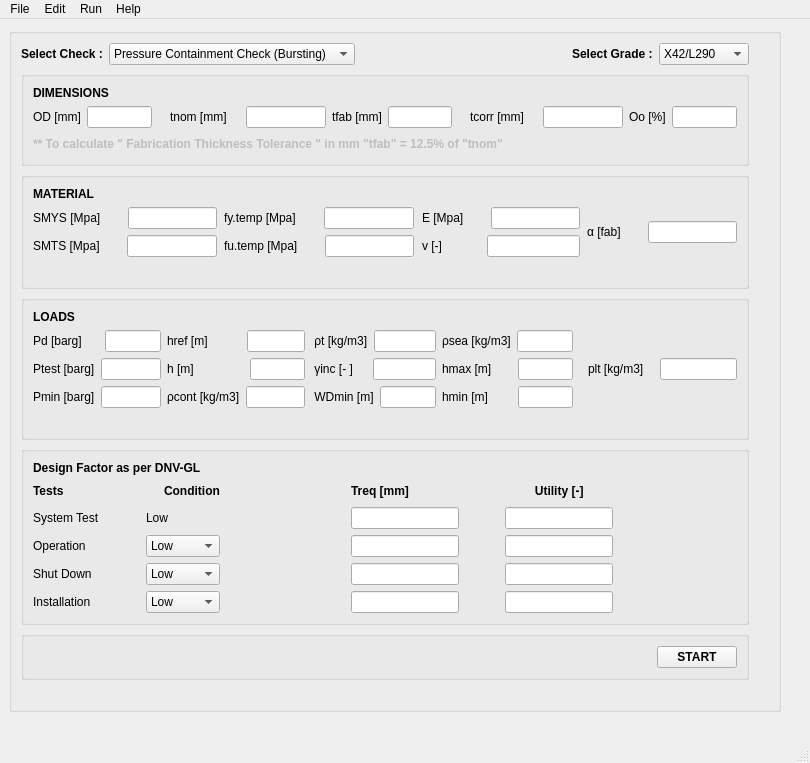
Above: pipelineWallThicknessGUI.ui from farheenkaifee/PipelineWallThickness before the change. Below: the same form after it.
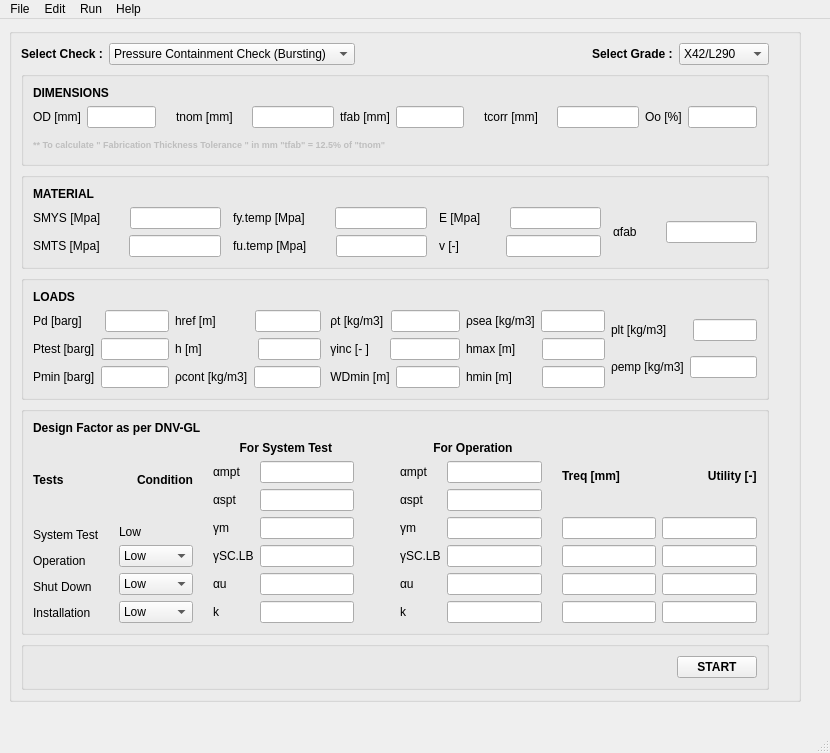
That is the form after the change. Icons and pictures are not drawn.

Commit message: QMessageBox is added to the layout

```diff
--- a/pipelineWallThicknessGUI.ui
+++ b/pipelineWallThicknessGUI.ui
@@ -6,8 +6,8 @@
    <rect>
     <x>0</x>
     <y>0</y>
-    <width>810</width>
-    <height>754</height>
+    <width>830</width>
+    <height>725</height>
    </rect>
   </property>
   <property name="windowTitle">
@@ -95,15 +95,15 @@
          </layout>
         </widget>
        </item>
-       <item row="2" column="0">
-        <spacer name="horizontalSpacer_2">
+       <item row="0" column="1">
+        <spacer name="verticalSpacer_2">
          <property name="orientation">
-          <enum>Qt::Horizontal</enum>
+          <enum>Qt::Vertical</enum>
          </property>
          <property name="sizeHint" stdset="0">
           <size>
-           <width>40</width>
-           <height>20</height>
+           <width>20</width>
+           <height>959</height>
           </size>
          </property>
         </spacer>
@@ -474,6 +474,7 @@
               </property>
               <property name="font">
                <font>
+                <pointsize>7</pointsize>
                 <weight>75</weight>
                 <bold>true</bold>
                </font>
@@ -507,23 +508,10 @@
            <property name="flat">
             <bool>true</bool>
            </property>
+           <layout class="QGridLayout" name="gridLayout_3">
+            <item row="1" column="0">
            <layout class="QGridLayout" name="gridLayout_4">
-            <item row="2" column="0">
-             <spacer name="horizontalSpacer_4">
-              <property name="orientation">
-               <enum>Qt::Horizontal</enum>
-              </property>
-              <property name="sizeHint" stdset="0">
-               <size>
-                <width>757</width>
-                <height>20</height>
-               </size>
-              </property>
-             </spacer>
-            </item>
-            <item row="1" column="0">
-             <layout class="QHBoxLayout" name="horizontalLayout_15">
-              <item>
+              <item row="0" column="0">
                <layout class="QVBoxLayout" name="verticalLayout_2">
                 <item>
                  <layout class="QHBoxLayout" name="horizontalLayout_11">
@@ -587,7 +575,7 @@
                 </item>
                </layout>
               </item>
-              <item>
+              <item row="0" column="1">
                <spacer name="horizontalSpacer_17">
                 <property name="orientation">
                  <enum>Qt::Horizontal</enum>
@@ -600,7 +588,7 @@
                 </property>
                </spacer>
               </item>
-              <item>
+              <item row="0" column="2">
                <layout class="QVBoxLayout" name="verticalLayout_3">
                 <item>
                  <layout class="QHBoxLayout" name="horizontalLayout_10">
@@ -664,7 +652,7 @@
                 </item>
                </layout>
               </item>
-              <item>
+              <item row="0" column="3">
                <spacer name="horizontalSpacer_18">
                 <property name="orientation">
                  <enum>Qt::Horizontal</enum>
@@ -677,7 +665,7 @@
                 </property>
                </spacer>
               </item>
-              <item>
+              <item row="0" column="4">
                <layout class="QVBoxLayout" name="verticalLayout_4">
                 <item>
                  <layout class="QHBoxLayout" name="horizontalLayout_12">
@@ -741,7 +729,7 @@
                 </item>
                </layout>
               </item>
-              <item>
+              <item row="0" column="5">
                <spacer name="horizontalSpacer_19">
                 <property name="orientation">
                  <enum>Qt::Horizontal</enum>
@@ -754,20 +742,22 @@
                 </property>
                </spacer>
               </item>
+              <item row="0" column="6">
+               <layout class="QVBoxLayout" name="verticalLayout_14">
               <item>
-               <layout class="QHBoxLayout" name="horizontalLayout_14">
+                 <layout class="QHBoxLayout" name="horizontalLayout_39">
                 <item>
-                 <widget class="QLabel" name="alphaFab_label">
+                   <widget class="QLabel" name="alpha_fab_label">
                   <property name="styleSheet">
                    <string notr="true">selection-background-color: rgb(32, 47, 255);</string>
                   </property>
                   <property name="text">
-                   <string>α [fab]</string>
+                     <string>αfab</string>
                   </property>
                  </widget>
                 </item>
                 <item>
-                 <spacer name="horizontalSpacer_46">
+                   <spacer name="horizontalSpacer_53">
                   <property name="orientation">
                    <enum>Qt::Horizontal</enum>
                   </property>
@@ -780,7 +770,9 @@
                  </spacer>
                 </item>
                 <item>
-                 <widget class="QLineEdit" name="alphaFab_lineEdit"/>
+                   <widget class="QLineEdit" name="alpha_fab_lineEdit"/>
+                  </item>
+                 </layout>
                 </item>
                </layout>
               </item>
@@ -810,7 +802,7 @@
            <property name="flat">
             <bool>true</bool>
            </property>
-           <layout class="QGridLayout" name="gridLayout_5">
+           <layout class="QGridLayout" name="gridLayout_9">
             <item row="0" column="0">
              <widget class="QLabel" name="label_5">
               <property name="font">
@@ -825,8 +817,72 @@
              </widget>
             </item>
             <item row="1" column="0">
-             <layout class="QHBoxLayout" name="horizontalLayout_32">
+             <layout class="QGridLayout" name="gridLayout_5">
+              <item row="0" column="8">
+               <layout class="QVBoxLayout" name="verticalLayout_13">
               <item>
+                 <layout class="QHBoxLayout" name="horizontalLayout">
+                  <item>
+                   <widget class="QLabel" name="plt_label">
+                    <property name="styleSheet">
+                     <string notr="true">selection-background-color: rgb(32, 47, 255);</string>
+                    </property>
+                    <property name="text">
+                     <string>plt [kg/m3]      </string>
+                    </property>
+                   </widget>
+                  </item>
+                  <item>
+                   <spacer name="horizontalSpacer_39">
+                    <property name="orientation">
+                     <enum>Qt::Horizontal</enum>
+                    </property>
+                    <property name="sizeHint" stdset="0">
+                     <size>
+                      <width>40</width>
+                      <height>20</height>
+                     </size>
+                    </property>
+                   </spacer>
+                  </item>
+                  <item>
+                   <widget class="QLineEdit" name="plt_lineEdit"/>
+                  </item>
+                 </layout>
+                </item>
+                <item>
+                 <layout class="QHBoxLayout" name="horizontalLayout_41">
+                  <item>
+                   <widget class="QLabel" name="emptyState_label_2">
+                    <property name="styleSheet">
+                     <string notr="true">selection-background-color: rgb(32, 47, 255);</string>
+                    </property>
+                    <property name="text">
+                     <string>ρemp [kg/m3]</string>
+                    </property>
+                   </widget>
+                  </item>
+                  <item>
+                   <spacer name="horizontalSpacer_55">
+                    <property name="orientation">
+                     <enum>Qt::Horizontal</enum>
+                    </property>
+                    <property name="sizeHint" stdset="0">
+                     <size>
+                      <width>40</width>
+                      <height>20</height>
+                     </size>
+                    </property>
+                   </spacer>
+                  </item>
+                  <item>
+                   <widget class="QLineEdit" name="emptyState_lineEdit_2"/>
+                  </item>
+                 </layout>
+                </item>
+               </layout>
+              </item>
+              <item row="0" column="0">
                <layout class="QVBoxLayout" name="verticalLayout_5">
                 <item>
                  <layout class="QHBoxLayout" name="horizontalLayout_18">
@@ -920,7 +976,33 @@
                 </item>
                </layout>
               </item>
-              <item>
+              <item row="0" column="3">
+               <spacer name="horizontalSpacer_21">
+                <property name="orientation">
+                 <enum>Qt::Horizontal</enum>
+                </property>
+                <property name="sizeHint" stdset="0">
+                 <size>
+                  <width>40</width>
+                  <height>20</height>
+                 </size>
+                </property>
+               </spacer>
+              </item>
+              <item row="0" column="5">
+               <spacer name="horizontalSpacer_22">
+                <property name="orientation">
+                 <enum>Qt::Horizontal</enum>
+                </property>
+                <property name="sizeHint" stdset="0">
+                 <size>
+                  <width>40</width>
+                  <height>20</height>
+                 </size>
+                </property>
+               </spacer>
+              </item>
+              <item row="0" column="1">
                <spacer name="horizontalSpacer_20">
                 <property name="orientation">
                  <enum>Qt::Horizontal</enum>
@@ -933,7 +1015,101 @@
                 </property>
                </spacer>
               </item>
+              <item row="0" column="6">
+               <layout class="QVBoxLayout" name="verticalLayout_8">
               <item>
+                 <layout class="QHBoxLayout" name="horizontalLayout_22">
+                  <item>
+                   <widget class="QLabel" name="rho_sea_label">
+                    <property name="styleSheet">
+                     <string notr="true">selection-background-color: rgb(32, 47, 255);</string>
+                    </property>
+                    <property name="text">
+                     <string>ρsea [kg/m3]</string>
+                    </property>
+                   </widget>
+                  </item>
+                  <item>
+                   <spacer name="horizontalSpacer_36">
+                    <property name="orientation">
+                     <enum>Qt::Horizontal</enum>
+                    </property>
+                    <property name="sizeHint" stdset="0">
+                     <size>
+                      <width>40</width>
+                      <height>20</height>
+                     </size>
+                    </property>
+                   </spacer>
+                  </item>
+                  <item>
+                   <widget class="QLineEdit" name="rho_sea_lineEdit"/>
+                  </item>
+                 </layout>
+                </item>
+                <item>
+                 <layout class="QHBoxLayout" name="horizontalLayout_29">
+                  <item>
+                   <widget class="QLabel" name="hmax_label">
+                    <property name="styleSheet">
+                     <string notr="true">selection-background-color: rgb(32, 47, 255);</string>
+                    </property>
+                    <property name="text">
+                     <string>hmax [m]      </string>
+                    </property>
+                   </widget>
+                  </item>
+                  <item>
+                   <spacer name="horizontalSpacer_37">
+                    <property name="orientation">
+                     <enum>Qt::Horizontal</enum>
+                    </property>
+                    <property name="sizeHint" stdset="0">
+                     <size>
+                      <width>40</width>
+                      <height>20</height>
+                     </size>
+                    </property>
+                   </spacer>
+                  </item>
+                  <item>
+                   <widget class="QLineEdit" name="hmax_lineEdit"/>
+                  </item>
+                 </layout>
+                </item>
+                <item>
+                 <layout class="QHBoxLayout" name="horizontalLayout_30">
+                  <item>
+                   <widget class="QLabel" name="hmin_label">
+                    <property name="styleSheet">
+                     <string notr="true">selection-background-color: rgb(32, 47, 255);</string>
+                    </property>
+                    <property name="text">
+                     <string>hmin [m]       </string>
+                    </property>
+                   </widget>
+                  </item>
+                  <item>
+                   <spacer name="horizontalSpacer_38">
+                    <property name="orientation">
+                     <enum>Qt::Horizontal</enum>
+                    </property>
+                    <property name="sizeHint" stdset="0">
+                     <size>
+                      <width>40</width>
+                      <height>20</height>
+                     </size>
+                    </property>
+                   </spacer>
+                  </item>
+                  <item>
+                   <widget class="QLineEdit" name="hmin_lineEdit"/>
+                  </item>
+                 </layout>
+                </item>
+               </layout>
+              </item>
+              <item row="0" column="2">
                <layout class="QVBoxLayout" name="verticalLayout_6">
                 <item>
                  <layout class="QHBoxLayout" name="horizontalLayout_21">
@@ -1027,20 +1203,7 @@
                 </item>
                </layout>
               </item>
-              <item>
-               <spacer name="horizontalSpacer_21">
-                <property name="orientation">
-                 <enum>Qt::Horizontal</enum>
-                </property>
-                <property name="sizeHint" stdset="0">
-                 <size>
-                  <width>40</width>
-                  <height>20</height>
-                 </size>
-                </property>
-               </spacer>
-              </item>
-              <item>
+              <item row="0" column="4">
                <layout class="QVBoxLayout" name="verticalLayout_7">
                 <item>
                  <layout class="QHBoxLayout" name="horizontalLayout_26">
@@ -1134,116 +1297,7 @@
                 </item>
                </layout>
               </item>
-              <item>
-               <spacer name="horizontalSpacer_22">
-                <property name="orientation">
-                 <enum>Qt::Horizontal</enum>
-                </property>
-                <property name="sizeHint" stdset="0">
-                 <size>
-                  <width>40</width>
-                  <height>20</height>
-                 </size>
-                </property>
-               </spacer>
-              </item>
-              <item>
-               <layout class="QVBoxLayout" name="verticalLayout_8">
-                <item>
-                 <layout class="QHBoxLayout" name="horizontalLayout_22">
-                  <item>
-                   <widget class="QLabel" name="rho_sea_label">
-                    <property name="styleSheet">
-                     <string notr="true">selection-background-color: rgb(32, 47, 255);</string>
-                    </property>
-                    <property name="text">
-                     <string>ρsea [kg/m3]</string>
-                    </property>
-                   </widget>
-                  </item>
-                  <item>
-                   <spacer name="horizontalSpacer_36">
-                    <property name="orientation">
-                     <enum>Qt::Horizontal</enum>
-                    </property>
-                    <property name="sizeHint" stdset="0">
-                     <size>
-                      <width>40</width>
-                      <height>20</height>
-                     </size>
-                    </property>
-                   </spacer>
-                  </item>
-                  <item>
-                   <widget class="QLineEdit" name="rho_sea_lineEdit"/>
-                  </item>
-                 </layout>
-                </item>
-                <item>
-                 <layout class="QHBoxLayout" name="horizontalLayout_29">
-                  <item>
-                   <widget class="QLabel" name="hmax_label">
-                    <property name="styleSheet">
-                     <string notr="true">selection-background-color: rgb(32, 47, 255);</string>
-                    </property>
-                    <property name="text">
-                     <string>hmax [m]      </string>
-                    </property>
-                   </widget>
-                  </item>
-                  <item>
-                   <spacer name="horizontalSpacer_37">
-                    <property name="orientation">
-                     <enum>Qt::Horizontal</enum>
-                    </property>
-                    <property name="sizeHint" stdset="0">
-                     <size>
-                      <width>40</width>
-                      <height>20</height>
-                     </size>
-                    </property>
-                   </spacer>
-                  </item>
-                  <item>
-                   <widget class="QLineEdit" name="hmax_lineEdit"/>
-                  </item>
-                 </layout>
-                </item>
-                <item>
-                 <layout class="QHBoxLayout" name="horizontalLayout_30">
-                  <item>
-                   <widget class="QLabel" name="hmin_label">
-                    <property name="styleSheet">
-                     <string notr="true">selection-background-color: rgb(32, 47, 255);</string>
-                    </property>
-                    <property name="text">
-                     <string>hmin [m]       </string>
-                    </property>
-                   </widget>
-                  </item>
-                  <item>
-                   <spacer name="horizontalSpacer_38">
-                    <property name="orientation">
-                     <enum>Qt::Horizontal</enum>
-                    </property>
-                    <property name="sizeHint" stdset="0">
-                     <size>
-                      <width>40</width>
-                      <height>20</height>
-                     </size>
-                    </property>
-                   </spacer>
-                  </item>
-                  <item>
-                   <widget class="QLineEdit" name="hmin_lineEdit"/>
-                  </item>
-                 </layout>
-                </item>
-               </layout>
-              </item>
-              <item>
-               <layout class="QHBoxLayout" name="horizontalLayout_31">
-                <item>
+              <item row="0" column="7">
                  <spacer name="horizontalSpacer_23">
                   <property name="orientation">
                    <enum>Qt::Horizontal</enum>
@@ -1256,48 +1310,7 @@
                   </property>
                  </spacer>
                 </item>
-                <item>
-                 <widget class="QLabel" name="plt_label">
-                  <property name="styleSheet">
-                   <string notr="true">selection-background-color: rgb(32, 47, 255);</string>
-                  </property>
-                  <property name="text">
-                   <string>plt [kg/m3]</string>
-                  </property>
-                 </widget>
-                </item>
-                <item>
-                 <spacer name="horizontalSpacer_39">
-                  <property name="orientation">
-                   <enum>Qt::Horizontal</enum>
-                  </property>
-                  <property name="sizeHint" stdset="0">
-                   <size>
-                    <width>40</width>
-                    <height>20</height>
-                   </size>
-                  </property>
-                 </spacer>
-                </item>
-                <item>
-                 <widget class="QLineEdit" name="plt_lineEdit"/>
-                </item>
-               </layout>
-              </item>
-             </layout>
-            </item>
-            <item row="2" column="0">
-             <spacer name="horizontalSpacer_5">
-              <property name="orientation">
-               <enum>Qt::Horizontal</enum>
-              </property>
-              <property name="sizeHint" stdset="0">
-               <size>
-                <width>718</width>
-                <height>20</height>
-               </size>
-              </property>
-             </spacer>
+             </layout>
             </item>
            </layout>
           </widget>
@@ -1324,112 +1337,11 @@
               </property>
              </widget>
             </item>
-            <item row="1" column="3">
-             <layout class="QHBoxLayout" name="horizontalLayout_34">
+            <item row="1" column="0">
+             <layout class="QHBoxLayout" name="horizontalLayout_15">
               <item>
-               <widget class="QLabel" name="treq_label">
-                <property name="font">
-                 <font>
-                  <weight>75</weight>
-                  <bold>true</bold>
-                 </font>
-                </property>
-                <property name="text">
-                 <string>Treq [mm]</string>
-                </property>
-               </widget>
-              </item>
+               <layout class="QVBoxLayout" name="verticalLayout_15">
               <item>
-               <widget class="QLabel" name="utility_label">
-                <property name="font">
-                 <font>
-                  <weight>75</weight>
-                  <bold>true</bold>
-                 </font>
-                </property>
-                <property name="text">
-                 <string>               Utility [-]</string>
-                </property>
-               </widget>
-              </item>
-             </layout>
-            </item>
-            <item row="2" column="3" rowspan="2">
-             <layout class="QHBoxLayout" name="horizontalLayout_35">
-              <item>
-               <layout class="QVBoxLayout" name="verticalLayout_10">
-                <item>
-                 <widget class="QLineEdit" name="treq_label_systemTest"/>
-                </item>
-                <item>
-                 <widget class="QLineEdit" name="treq_label_operation"/>
-                </item>
-                <item>
-                 <widget class="QLineEdit" name="treq_label_shutdown"/>
-                </item>
-                <item>
-                 <widget class="QLineEdit" name="treq_label_installation"/>
-                </item>
-               </layout>
-              </item>
-              <item>
-               <spacer name="horizontalSpacer_47">
-                <property name="orientation">
-                 <enum>Qt::Horizontal</enum>
-                </property>
-                <property name="sizeHint" stdset="0">
-                 <size>
-                  <width>40</width>
-                  <height>20</height>
-                 </size>
-                </property>
-               </spacer>
-              </item>
-              <item>
-               <layout class="QVBoxLayout" name="verticalLayout_12">
-                <item>
-                 <widget class="QLineEdit" name="utility_label_systemTest"/>
-                </item>
-                <item>
-                 <widget class="QLineEdit" name="utility_label_operation"/>
-                </item>
-                <item>
-                 <widget class="QLineEdit" name="utility_label_shutdown"/>
-                </item>
-                <item>
-                 <widget class="QLineEdit" name="utility_label_installation"/>
-                </item>
-               </layout>
-              </item>
-             </layout>
-            </item>
-            <item row="3" column="2">
-             <spacer name="horizontalSpacer_26">
-              <property name="orientation">
-               <enum>Qt::Horizontal</enum>
-              </property>
-              <property name="sizeHint" stdset="0">
-               <size>
-                <width>103</width>
-                <height>45</height>
-               </size>
-              </property>
-             </spacer>
-            </item>
-            <item row="2" column="4">
-             <spacer name="horizontalSpacer_24">
-              <property name="orientation">
-               <enum>Qt::Horizontal</enum>
-              </property>
-              <property name="sizeHint" stdset="0">
-               <size>
-                <width>100</width>
-                <height>45</height>
-               </size>
-              </property>
-             </spacer>
-            </item>
-            <item row="1" column="0" colspan="2">
              <layout class="QHBoxLayout" name="horizontalLayout_25">
               <item>
                <widget class="QLabel" name="tests_label">
@@ -1478,7 +1390,7 @@
               </item>
              </layout>
             </item>
-            <item row="2" column="0" rowspan="2" colspan="2">
+                <item>
              <layout class="QHBoxLayout" name="horizontalLayout_33">
               <item>
                <layout class="QVBoxLayout" name="verticalLayout_11">
@@ -1596,22 +1508,307 @@
              </layout>
             </item>
            </layout>
-          </widget>
-         </item>
-        </layout>
-       </item>
-       <item row="0" column="1">
-        <spacer name="verticalSpacer_2">
+              </item>
+              <item>
+               <spacer name="horizontalSpacer_2">
+                <property name="orientation">
+                 <enum>Qt::Horizontal</enum>
+                </property>
+                <property name="sizeHint" stdset="0">
+                 <size>
+                  <width>40</width>
+                  <height>20</height>
+                 </size>
+                </property>
+               </spacer>
+              </item>
+              <item>
+               <layout class="QHBoxLayout" name="horizontalLayout_14">
+                <item>
+                 <layout class="QVBoxLayout" name="verticalLayout_21">
+                  <item>
+                   <widget class="QLabel" name="treq_label_2">
+                    <property name="font">
+                     <font>
+                      <weight>75</weight>
+                      <bold>true</bold>
+                     </font>
+                    </property>
+                    <property name="text">
+                     <string>        For System Test</string>
+                    </property>
+                   </widget>
+                  </item>
+                  <item>
+                   <layout class="QHBoxLayout" name="horizontalLayout_2">
+                    <item>
+                     <layout class="QVBoxLayout" name="verticalLayout_18">
+                      <item>
+                       <widget class="QLabel" name="operation_label_2">
+                        <property name="text">
+                         <string>αmpt</string>
+                        </property>
+                       </widget>
+                      </item>
+                      <item>
+                       <widget class="QLabel" name="operation_label_3">
+                        <property name="text">
+                         <string>αspt</string>
+                        </property>
+                       </widget>
+                      </item>
+                      <item>
+                       <widget class="QLabel" name="operation_label_4">
+                        <property name="text">
+                         <string>γm</string>
+                        </property>
+                       </widget>
+                      </item>
+                      <item>
+                       <widget class="QLabel" name="operation_label_5">
+                        <property name="text">
+                         <string>γSC.LB</string>
+                        </property>
+                       </widget>
+                      </item>
+                      <item>
+                       <widget class="QLabel" name="operation_label_7">
+                        <property name="text">
+                         <string>αu</string>
+                        </property>
+                       </widget>
+                      </item>
+                      <item>
+                       <widget class="QLabel" name="operation_label_8">
+                        <property name="text">
+                         <string>k</string>
+                        </property>
+                       </widget>
+                      </item>
+                     </layout>
+                    </item>
+                    <item>
+                     <layout class="QVBoxLayout" name="verticalLayout_17">
+                      <item>
+                       <widget class="QLineEdit" name="treq_label_systemTest_3"/>
+                      </item>
+                      <item>
+                       <widget class="QLineEdit" name="treq_label_operation_3"/>
+                      </item>
+                      <item>
+                       <widget class="QLineEdit" name="treq_label_shutdown_3"/>
+                      </item>
+                      <item>
+                       <widget class="QLineEdit" name="treq_label_installation_3"/>
+                      </item>
+                      <item>
+                       <widget class="QLineEdit" name="treq_label_operation_4"/>
+                      </item>
+                      <item>
+                       <widget class="QLineEdit" name="treq_label_shutdown_4"/>
+                      </item>
+                     </layout>
+                    </item>
+                   </layout>
+                  </item>
+                 </layout>
+                </item>
+                <item>
+                 <spacer name="horizontalSpacer_26">
          <property name="orientation">
-          <enum>Qt::Vertical</enum>
-         </property>
+                   <enum>Qt::Horizontal</enum>
+                  </property>
+                  <property name="sizeType">
+                   <enum>QSizePolicy::Fixed</enum>
+                  </property>
          <property name="sizeHint" stdset="0">
           <size>
-           <width>20</width>
-           <height>959</height>
+                    <width>40</width>
+                    <height>20</height>
           </size>
          </property>
         </spacer>
+                </item>
+                <item>
+                 <layout class="QVBoxLayout" name="verticalLayout_22">
+                  <item>
+                   <widget class="QLabel" name="treq_label_3">
+                    <property name="font">
+                     <font>
+                      <weight>75</weight>
+                      <bold>true</bold>
+                     </font>
+                    </property>
+                    <property name="text">
+                     <string>          For Operation</string>
+                    </property>
+                   </widget>
+                  </item>
+                  <item>
+                   <layout class="QHBoxLayout" name="horizontalLayout_3">
+                    <item>
+                     <layout class="QVBoxLayout" name="verticalLayout_19">
+                      <item>
+                       <widget class="QLabel" name="operation_label_9">
+                        <property name="text">
+                         <string>αmpt</string>
+                        </property>
+                       </widget>
+                      </item>
+                      <item>
+                       <widget class="QLabel" name="operation_label_10">
+                        <property name="text">
+                         <string>αspt</string>
+                        </property>
+                       </widget>
+                      </item>
+                      <item>
+                       <widget class="QLabel" name="operation_label_11">
+                        <property name="text">
+                         <string>γm</string>
+                        </property>
+                       </widget>
+                      </item>
+                      <item>
+                       <widget class="QLabel" name="operation_label_12">
+                        <property name="text">
+                         <string>γSC.LB</string>
+                        </property>
+                       </widget>
+                      </item>
+                      <item>
+                       <widget class="QLabel" name="operation_label_14">
+                        <property name="text">
+                         <string>αu</string>
+                        </property>
+                       </widget>
+                      </item>
+                      <item>
+                       <widget class="QLabel" name="operation_label_15">
+                        <property name="text">
+                         <string>k</string>
+                        </property>
+                       </widget>
+                      </item>
+                     </layout>
+                    </item>
+                    <item>
+                     <layout class="QVBoxLayout" name="verticalLayout_20">
+                      <item>
+                       <widget class="QLineEdit" name="treq_label_systemTest_5"/>
+                      </item>
+                      <item>
+                       <widget class="QLineEdit" name="treq_label_operation_5"/>
+                      </item>
+                      <item>
+                       <widget class="QLineEdit" name="treq_label_shutdown_5"/>
+                      </item>
+                      <item>
+                       <widget class="QLineEdit" name="treq_label_installation_4"/>
+                      </item>
+                      <item>
+                       <widget class="QLineEdit" name="treq_label_operation_6"/>
+                      </item>
+                      <item>
+                       <widget class="QLineEdit" name="treq_label_shutdown_6"/>
+                      </item>
+                     </layout>
+                    </item>
+                   </layout>
+                  </item>
+                 </layout>
+                </item>
+               </layout>
+              </item>
+              <item>
+               <spacer name="horizontalSpacer_24">
+                <property name="orientation">
+                 <enum>Qt::Horizontal</enum>
+                </property>
+                <property name="sizeHint" stdset="0">
+                 <size>
+                  <width>40</width>
+                  <height>20</height>
+                 </size>
+                </property>
+               </spacer>
+              </item>
+              <item>
+               <layout class="QVBoxLayout" name="verticalLayout_23">
+                <item>
+                 <layout class="QHBoxLayout" name="horizontalLayout_34">
+                  <item>
+                   <widget class="QLabel" name="treq_label">
+                    <property name="font">
+                     <font>
+                      <weight>75</weight>
+                      <bold>true</bold>
+                     </font>
+                    </property>
+                    <property name="text">
+                     <string>Treq [mm]</string>
+                    </property>
+                   </widget>
+                  </item>
+                  <item>
+                   <widget class="QLabel" name="utility_label">
+                    <property name="font">
+                     <font>
+                      <weight>75</weight>
+                      <bold>true</bold>
+                     </font>
+                    </property>
+                    <property name="text">
+                     <string>               Utility [-]</string>
+                    </property>
+                   </widget>
+                  </item>
+                 </layout>
+                </item>
+                <item>
+                 <layout class="QHBoxLayout" name="horizontalLayout_35">
+                  <item>
+                   <layout class="QVBoxLayout" name="verticalLayout_10">
+                    <item>
+                     <widget class="QLineEdit" name="treq_label_systemTest"/>
+                    </item>
+                    <item>
+                     <widget class="QLineEdit" name="treq_label_operation"/>
+                    </item>
+                    <item>
+                     <widget class="QLineEdit" name="treq_label_shutdown"/>
+                    </item>
+                    <item>
+                     <widget class="QLineEdit" name="treq_label_installation"/>
+                    </item>
+                   </layout>
+                  </item>
+                  <item>
+                   <layout class="QVBoxLayout" name="verticalLayout_12">
+                    <item>
+                     <widget class="QLineEdit" name="utility_label_systemTest"/>
+                    </item>
+                    <item>
+                     <widget class="QLineEdit" name="utility_label_operation"/>
+                    </item>
+                    <item>
+                     <widget class="QLineEdit" name="utility_label_shutdown"/>
+                    </item>
+                    <item>
+                     <widget class="QLineEdit" name="utility_label_installation"/>
+                    </item>
+                   </layout>
+                  </item>
+                 </layout>
+                </item>
+               </layout>
+              </item>
+             </layout>
+            </item>
+           </layout>
+          </widget>
+         </item>
+        </layout>
        </item>
       </layout>
      </widget>
@@ -1623,7 +1820,7 @@
     <rect>
      <x>0</x>
      <y>0</y>
-     <width>810</width>
+     <width>830</width>
      <height>21</height>
     </rect>
    </property>
```
Left out of the diff: 26 changed lines with no effect on the pictures. Lines whose indentation alone changed are shown as unchanged. The commit also changes 3 other files.
